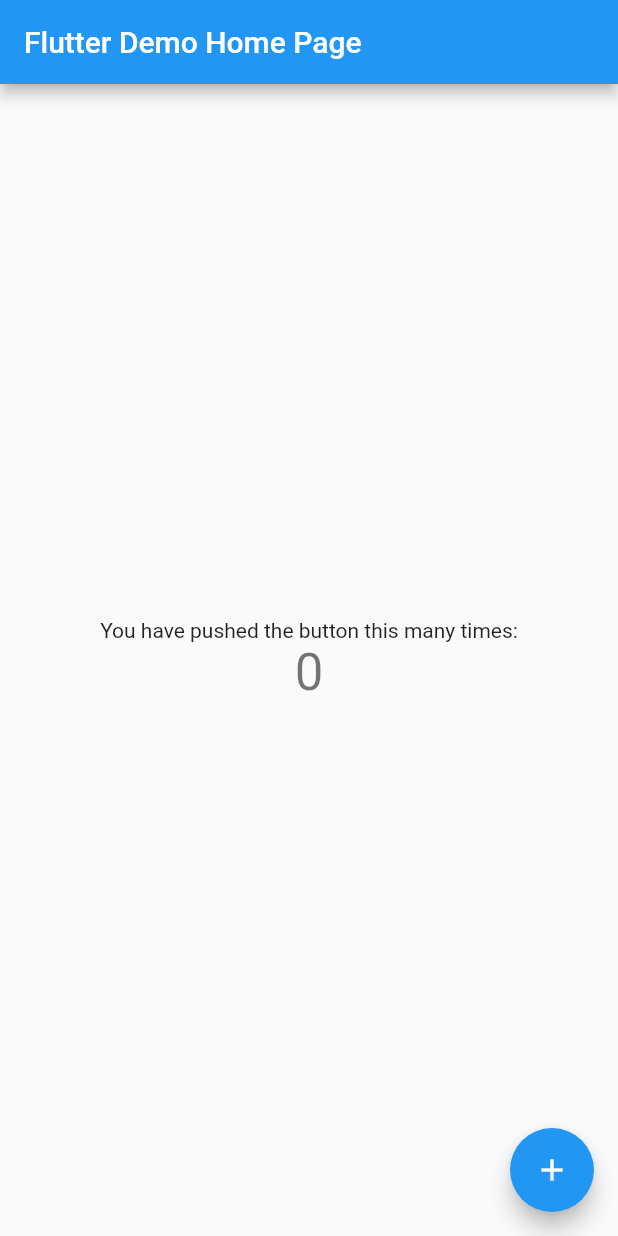
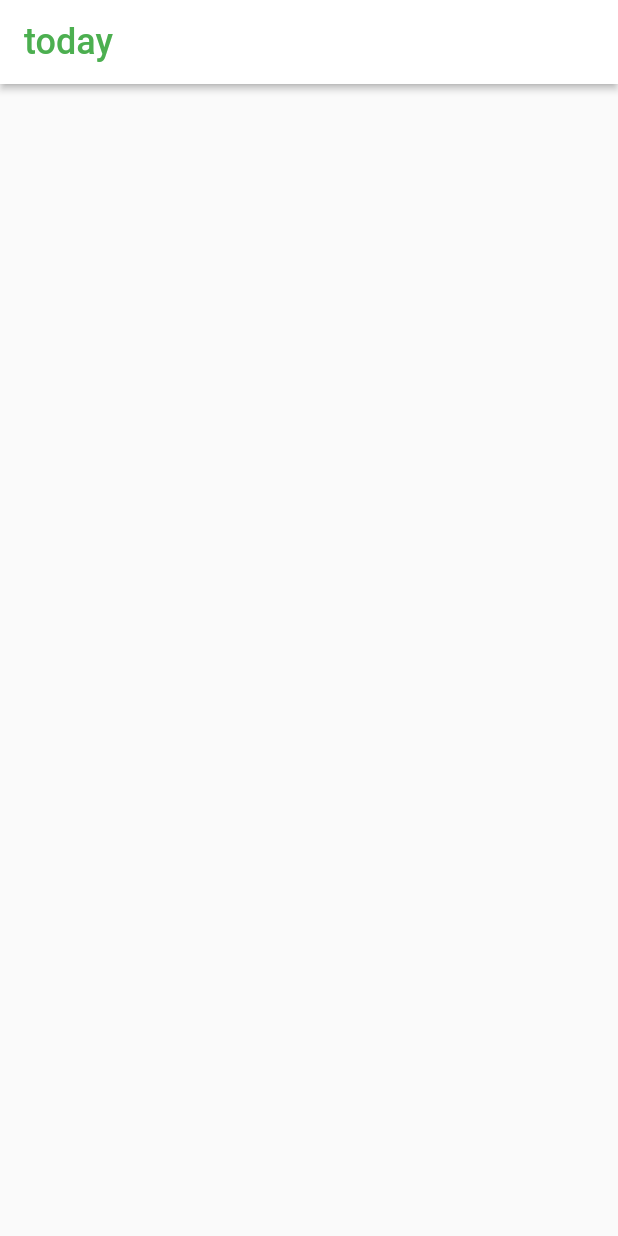
Before and after one commit to alswn2348/comicbookpuls_flutter, a Flutter app: the screen it shows after launch, on a phone screen of 412 x 824 dp. Run offline on Flutter 3.47's test engine with Material 2 defaults, Android fonts, the light colour scheme and no system bars.

Commit message:
design : add appBar

```diff
--- a/lib/main.dart
+++ b/lib/main.dart
@@ -1,3 +1,4 @@
+import 'package:comicbookpuls_flutter/screens/home_screen.dart';
 import 'package:flutter/material.dart';
 
 void main() {
@@ -11,105 +12,7 @@
   @override
   Widget build(BuildContext context) {
     return MaterialApp(
-      title: 'Flutter Demo',
-      theme: ThemeData(
-        // This is the theme of your application.
-        //
-        // Try running your application with "flutter run". You'll see the
-        // application has a blue toolbar. Then, without quitting the app, try
-        // changing the primarySwatch below to Colors.green and then invoke
-        // "hot reload" (press "r" in the console where you ran "flutter run",
-        // or simply save your changes to "hot reload" in a Flutter IDE).
-        // Notice that the counter didn't reset back to zero; the application
-        // is not restarted.
-        primarySwatch: Colors.blue,
-      ),
-      home: const MyHomePage(title: 'Flutter Demo Home Page'),
+      home: HomeScreen(key: key),
     );
   }
 }
-
-class MyHomePage extends StatefulWidget {
-  const MyHomePage({super.key, required this.title});
-
-  // This widget is the home page of your application. It is stateful, meaning
-  // that it has a State object (defined below) that contains fields that affect
-  // how it looks.
-
-  // This class is the configuration for the state. It holds the values (in this
-  // case the title) provided by the parent (in this case the App widget) and
-  // used by the build method of the State. Fields in a Widget subclass are
-  // always marked "final".
-
-  final String title;
-
-  @override
-  State<MyHomePage> createState() => _MyHomePageState();
-}
-
-class _MyHomePageState extends State<MyHomePage> {
-  int _counter = 0;
-
-  void _incrementCounter() {
-    setState(() {
-      // This call to setState tells the Flutter framework that something has
-      // changed in this State, which causes it to rerun the build method below
-      // so that the display can reflect the updated values. If we changed
-      // _counter without calling setState(), then the build method would not be
-      // called again, and so nothing would appear to happen.
-      _counter++;
-    });
-  }
-
-  @override
-  Widget build(BuildContext context) {
-    // This method is rerun every time setState is called, for instance as done
-    // by the _incrementCounter method above.
-    //
-    // The Flutter framework has been optimized to make rerunning build methods
-    // fast, so that you can just rebuild anything that needs updating rather
-    // than having to individually change instances of widgets.
-    return Scaffold(
-      appBar: AppBar(
-        // Here we take the value from the MyHomePage object that was created by
-        // the App.build method, and use it to set our appbar title.
-        title: Text(widget.title),
-      ),
-      body: Center(
-        // Center is a layout widget. It takes a single child and positions it
-        // in the middle of the parent.
-        child: Column(
-          // Column is also a layout widget. It takes a list of children and
-          // arranges them vertically. By default, it sizes itself to fit its
-          // children horizontally, and tries to be as tall as its parent.
-          //
-          // Invoke "debug painting" (press "p" in the console, choose the
-          // "Toggle Debug Paint" action from the Flutter Inspector in Android
-          // Studio, or the "Toggle Debug Paint" command in Visual Studio Code)
-          // to see the wireframe for each widget.
-          //
-          // Column has various properties to control how it sizes itself and
-          // how it positions its children. Here we use mainAxisAlignment to
-          // center the children vertically; the main axis here is the vertical
-          // axis because Columns are vertical (the cross axis would be
-          // horizontal).
-          mainAxisAlignment: MainAxisAlignment.center,
-          children: <Widget>[
-            const Text(
-              'You have pushed the button this many times:',
-            ),
-            Text(
-              '$_counter',
-              style: Theme.of(context).textTheme.headline4,
-            ),
-          ],
-        ),
-      ),
-      floatingActionButton: FloatingActionButton(
-        onPressed: _incrementCounter,
-        tooltip: 'Increment',
-        child: const Icon(Icons.add),
-      ), // This trailing comma makes auto-formatting nicer for build methods.
-    );
-  }
-}
--- /dev/null
+++ b/lib/screens/home_screen.dart
@@ -0,0 +1,19 @@
+import 'package:flutter/material.dart';
+
+class HomeScreen extends StatelessWidget {
+  const HomeScreen({super.key});
+
+  @override
+  Widget build(BuildContext context) {
+    return Scaffold(
+      appBar: AppBar(
+          elevation: 2,
+          foregroundColor: Colors.green,
+          backgroundColor: Colors.white,
+          title: const Text(
+            'today',
+            style: TextStyle(fontSize: 24, fontWeight: FontWeight.w500),
+          )),
+    );
+  }
+}
```
